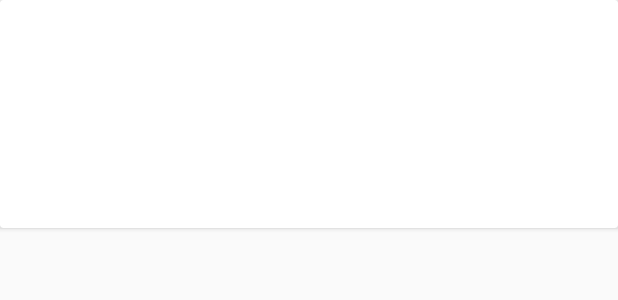
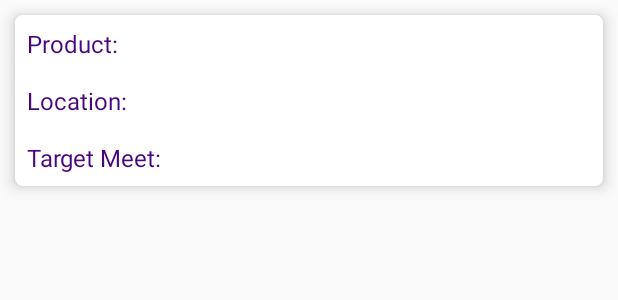
Before and after one commit to isratnishi/PILOT-Track, an Android app: the layout item_sales_list.xml on its own in the app's theme, with its tools: preview values and no code run, on a phone screen of 412 x 824 dp. Shown: the top 300 px of the screen. Run offline under Robolectric (Android 15) with nearby library versions, the light colour scheme and no system bars.

Commit message:
Sales list show

```diff
--- a/app/src/main/java/com/opus_bd/salestracking/Activity/MainActivity.java
+++ b/app/src/main/java/com/opus_bd/salestracking/Activity/MainActivity.java
@@ -28,7 +28,7 @@ public class MainActivity extends AppCompatActivity {
     @OnClick(R.id.tvSales)
     public void tvSales() {
 
-        Intent intent = new Intent(MainActivity.this, NewEntryActivity.class);
+        Intent intent = new Intent(MainActivity.this, SalesActivity.class);
         startActivity(intent);
     }
 }
--- a/app/src/main/java/com/opus_bd/salestracking/RetrofitService/RetrofitService.java
+++ b/app/src/main/java/com/opus_bd/salestracking/RetrofitService/RetrofitService.java
@@ -28,4 +28,7 @@ public interface RetrofitService {
 
     @POST("api/saveVisit ")
     Call<MessageResponse> saveVisit(@Header("Authorization") String token, @Body SalesModel salesModel);
+
+    @GET("api/getSaleVisit/{id}")
+    Call<List<SalesModel>> getSaleVisit(@Header("Authorization") String token, @Path("id") int id);
 }
--- a/app/src/main/res/layout/activity_new_entry.xml
+++ b/app/src/main/res/layout/activity_new_entry.xml
@@ -15,7 +15,7 @@
         android:textColor="@android:color/black" />
 
     <TextView
-        android:id="@+id/etProduct"
+        android:id="@+id/tvProduct"
         android:layout_width="match_parent"
         android:layout_height="wrap_content"
         android:layout_margin="10dp"
@@ -30,7 +30,7 @@
         android:textColor="@android:color/black" />
 
     <TextView
-        android:id="@+id/etSalesTarget"
+        android:id="@+id/tvSalesTarget"
         android:layout_width="match_parent"
         android:layout_height="wrap_content"
         android:layout_margin="10dp"
--- a/app/src/main/res/layout/item_sales_list.xml
+++ b/app/src/main/res/layout/item_sales_list.xml
@@ -2,28 +2,74 @@
 <android.support.v7.widget.CardView xmlns:android="http://schemas.android.com/apk/res/android"
     android:layout_width="match_parent"
     android:layout_height="wrap_content"
+    xmlns:app="http://schemas.android.com/apk/res-auto"
+    app:cardCornerRadius="5dp"
+    app:cardElevation="6dp"
+    android:layout_margin="10dp"
     android:id="@+id/rootLayout">
-
     <LinearLayout
         android:layout_width="match_parent"
         android:layout_height="wrap_content"
         android:orientation="vertical">
 
-        <TextView
-            android:id="@+id/tvSalesProduct"
-            style="@style/ItemSalesList" />
+        <LinearLayout
+            android:layout_width="match_parent"
+            android:layout_height="wrap_content"
+            android:orientation="horizontal"
+            android:weightSum="3">
 
-        <TextView
-            android:id="@+id/tvSalesTarget"
-            style="@style/ItemSalesList" />
+            <TextView
+                style="@style/ItemPendingList"
+                android:layout_weight="1"
+                android:text="Product: "
+                android:textColor="@color/colorPrimaryDark" />
 
-        <TextView
-            android:id="@+id/tvTraget"
-            style="@style/ItemSalesList" />
+            <TextView
+                android:id="@+id/tvSalesProduct"
+                style="@style/ItemPendingList"
+                android:layout_weight="2" />
 
-        <TextView
-            android:id="@+id/tvLocation"
-            style="@style/ItemSalesList" />
+        </LinearLayout>
+
+        <LinearLayout
+            android:layout_width="match_parent"
+            android:layout_height="wrap_content"
+            android:orientation="horizontal"
+            android:weightSum="3">
+
+            <TextView
+                style="@style/ItemPendingList"
+                android:layout_weight="1"
+                android:text="Location: "
+                android:textColor="@color/colorPrimaryDark" />
+
+            <TextView
+                android:id="@+id/tvLocation"
+                style="@style/ItemPendingList"
+                android:layout_weight="2" />
+
+        </LinearLayout>
+
+        <LinearLayout
+            android:layout_width="match_parent"
+            android:layout_height="wrap_content"
+            android:orientation="horizontal"
+            android:weightSum="3">
+
+            <TextView
+                style="@style/ItemPendingList"
+                android:layout_weight="1"
+                android:text="Target Meet: "
+                android:textColor="@color/colorPrimaryDark" />
+
+            <TextView
+                android:id="@+id/tvSalesTarget"
+                style="@style/ItemPendingList"
+                android:layout_weight="2" />
+
+        </LinearLayout>
+
     </LinearLayout>
 
+
 </android.support.v7.widget.CardView>
```
Also changed, not shown: app/src/main/java/com/opus_bd/salestracking/Activity/CheckInActivity.java (+11 -22 lines), app/src/main/java/com/opus_bd/salestracking/Activity/NewEntryActivity.java (+24 -24 lines), app/src/main/java/com/opus_bd/salestracking/Activity/SalesActivity.java (+73 -71 lines), app/src/main/java/com/opus_bd/salestracking/Adapter/PendingListAdapter.java (+5 -5 lines), app/src/main/java/com/opus_bd/salestracking/Adapter/SalesAdapter.java (+9 -7 lines), app/src/main/java/com/opus_bd/salestracking/Utils/SharedPrefManager.java (+18 -0 lines), app/src/main/res/layout/activity_sales.xml (+9 -3 lines).
